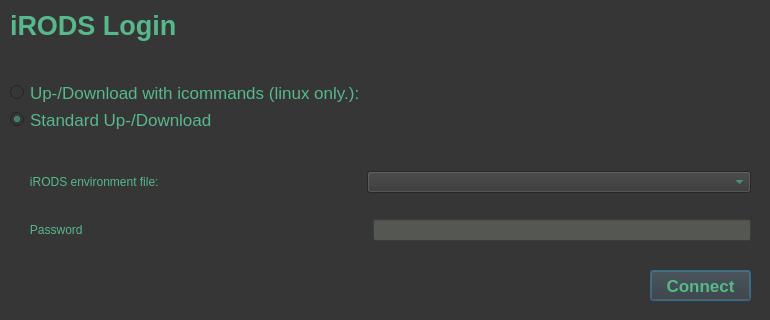
Before: the Qt Designer form irods-iBridgesGui/ui-files/irodsLogin.ui in iBridges-for-iRODS/iBridges, drawn with Qt 5.
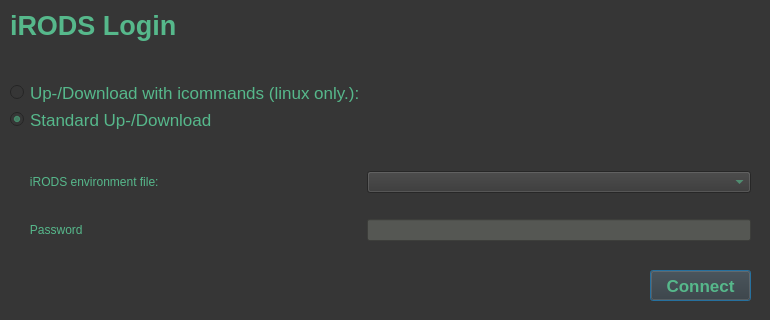
After: the same form once the commit is applied.

Commit message: aligned password and ienv file dropbox

```diff
--- a/irods-iBridgesGui/ui-files/irodsLogin.ui
+++ b/irods-iBridgesGui/ui-files/irodsLogin.ui
@@ -51,19 +51,6 @@
     </rect>
    </property>
    <layout class="QGridLayout" name="gridLayout">
-    <item row="9" column="2">
-     <widget class="QLineEdit" name="passwordField">
-      <property name="styleSheet">
-       <string notr="true">background-color: rgb(85, 87, 83);</string>
-      </property>
-      <property name="text">
-       <string/>
-      </property>
-      <property name="clearButtonEnabled">
-       <bool>true</bool>
-      </property>
-     </widget>
-    </item>
     <item row="0" column="0">
      <widget class="QLabel" name="labelTitle">
       <property name="font">
@@ -199,6 +186,19 @@
     <item row="6" column="1" colspan="2">
      <widget class="QComboBox" name="envbox"/>
     </item>
+    <item row="9" column="1" colspan="2">
+     <widget class="QLineEdit" name="passwordField">
+      <property name="styleSheet">
+       <string notr="true">background-color: rgb(85, 87, 83);</string>
+      </property>
+      <property name="text">
+       <string/>
+      </property>
+      <property name="clearButtonEnabled">
+       <bool>true</bool>
+      </property>
+     </widget>
+    </item>
    </layout>
   </widget>
   <widget class="QPushButton" name="connectButton">
```
